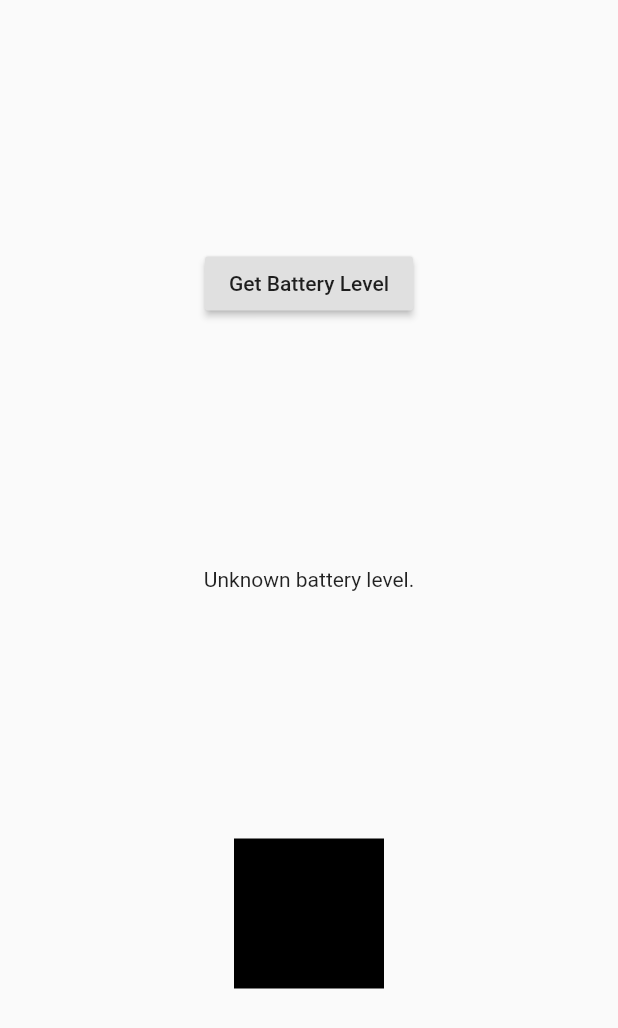
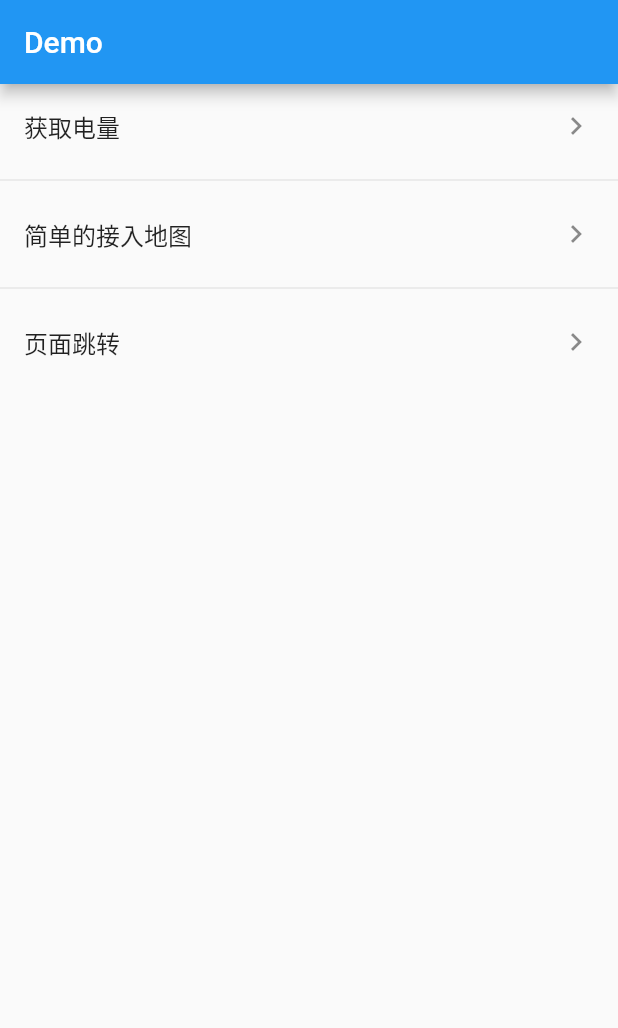
Before and after one commit to kkkelicheng/FlutterChannelDemo, a Flutter app: the screen it shows after launch, on a phone screen of 412 x 824 dp. Shown: the top 1028 px of the screen. Run offline on Flutter 3.47's test engine with Material 2 defaults, Android fonts, the phone set to English and light mode, and no system bars.

Commit message:
fix some

```diff
--- a/lib/main.dart
+++ b/lib/main.dart
@@ -1,12 +1,18 @@
+import 'package:first_demo/Pages/routePage01.dart';
 import 'package:flutter/foundation.dart';
 import 'package:flutter/material.dart';
 import 'dart:async';
 import 'package:flutter/services.dart';
+import 'Plugins/battery.dart';
+import 'Plugins/appleMap.dart';
+import 'Pages/pages_headers.dart';
+import 'Pages/routePage01.dart';
 
 
 void main() {
   runApp(MyApp());
 }
+
 
 class MyApp extends StatelessWidget {
   // This widget is the root of your application.
@@ -16,82 +22,65 @@ class MyApp extends StatelessWidget {
       title: 'Flutter Demo',
       theme: ThemeData(
       ),
-      home: MyHomePage(title: 'Flutter Demo Home Page'),
-    );
-  }
-}
-
-class MyHomePage extends StatefulWidget {
-  MyHomePage({Key key, this.title}) : super(key: key);
-
-  // This widget is the home page of your application. It is stateful, meaning
-  // that it has a State object (defined below) that contains fields that affect
-  // how it looks.
-
-  // This class is the configuration for the state. It holds the values (in this
-  // case the title) provided by the parent (in this case the App widget) and
-  // used by the build method of the State. Fields in a Widget subclass are
-  // always marked "final".
-
-  final String title;
-
-  @override
-  _MyHomePageState createState() => _MyHomePageState();
-}
-
-class _MyHomePageState extends State<MyHomePage> {
-  static const platform = const MethodChannel('ios.flutter.plugin.battery');
-  String _batteryLevel = 'Unknown battery level.';
-
-  Future<void> _getBatteryLevel() async {
-    String batteryLevel;
-    try {
-      final int result = await platform.invokeMethod('getBatteryLevel');
-      batteryLevel = 'Battery level at $result % .';
-    } on PlatformException catch (e) {
-      batteryLevel = "Failed to get battery level: '${e.message}'.";
-    }
-
-    setState(() {
-      _batteryLevel = batteryLevel;
-    });
-  }
-
-  Widget getPlatformCustomView(){
-      if (defaultTargetPlatform == TargetPlatform.iOS){
-        return UiKitView(
-          viewType: "FPluginViewRedFactory_registerId",
-          creationParams:{"lat":20.000,"long":120.0},
-          creationParamsCodec: const StandardMessageCodec(),
-        );
-      }
-      else {
-          return Text("Not supported");
-      }
-  }
-
-  @override
-  Widget build(BuildContext context) {
-    return Material(
-      child: Center(
-        child: Column(
-          mainAxisAlignment: MainAxisAlignment.spaceEvenly,
-          children: [
-            RaisedButton(
-              child: Text('Get Battery Level'),
-              onPressed: _getBatteryLevel,
-            ),
-            Text(_batteryLevel),
-            Container(
-              width: 100,
-              height: 100,
-              color: Colors.black,
-              child: getPlatformCustomView(),
-            )
-          ],
+      home: Scaffold(
+        appBar:AppBar(
+          title:Text("Demo")
         ),
-      ),
+        body: Container(
+          child: AppTestList(),
+        ),
+      )
     );
   }
 
 }
+
+class AppTestList extends StatelessWidget {
+  final List<String> titles = ["获取电量","简单的接入地图","页面跳转"];
+
+  @override
+  Widget build(BuildContext context) {
+    return ListView.separated(
+      itemCount:titles.length,
+      separatorBuilder:(buildContext,index){
+        return Divider();
+      },
+      itemBuilder: (buildContext,index){
+        return ListTile(
+          title:Text(titles[index]),
+          trailing: Icon(Icons.keyboard_arrow_right),
+          onTap: (){
+            _cellTaped(index,context);
+          },
+        );
+      }
+    );
+  }
+
+  _cellTaped(int index,BuildContext context){
+    print(titles[index]);
+    switch (index) {
+      case 0:
+        Navigator.push(
+              context,
+              MaterialPageRoute(builder: (context) => FirstRoute()),
+            );
+        break;
+      case 1:
+      Navigator.push(
+            context,
+            MaterialPageRoute(builder: (context) => SecondRoute()),
+          );
+      break;
+      case 2:
+      Navigator.push(
+            context,
+            MaterialPageRoute(builder: (context) => RoutePage01()),
+          );
+      break;
+      default:
+      break;
+    }
+
+  }
+}
--- a/pubspec.yaml
+++ b/pubspec.yaml
@@ -28,6 +28,7 @@ dependencies:
   # The following adds the Cupertino Icons font to your application.
   # Use with the CupertinoIcons class for iOS style icons.
   cupertino_icons: ^0.1.3
+  dio: ^3.0.9
 
 dev_dependencies:
   flutter_test:
```
Also changed, not shown: lib/Pages/category/category_page.dart (added, +15 -0 lines), lib/Pages/home/home_page.dart (added, +16 -0 lines), lib/Pages/mine/mine_page.dart (added, +15 -0 lines), lib/Pages/page_01Dio.dart (added, +29 -0 lines), lib/Pages/routePage01.dart (added, +29 -0 lines), lib/Pages/routePage02.dart (added, +27 -0 lines), lib/Pages/shopcar/shopCarPage.dart (added, +15 -0 lines), lib/Plugins/appleMap.dart (added, +105 -0 lines), lib/Plugins/battery.dart (added, +62 -0 lines), lib/Pages/page_02Tab.dart (added), lib/Pages/pages_headers.dart (added), lib/Pages/routePage03.dart (added), pubspec.lock, 4 other files.
